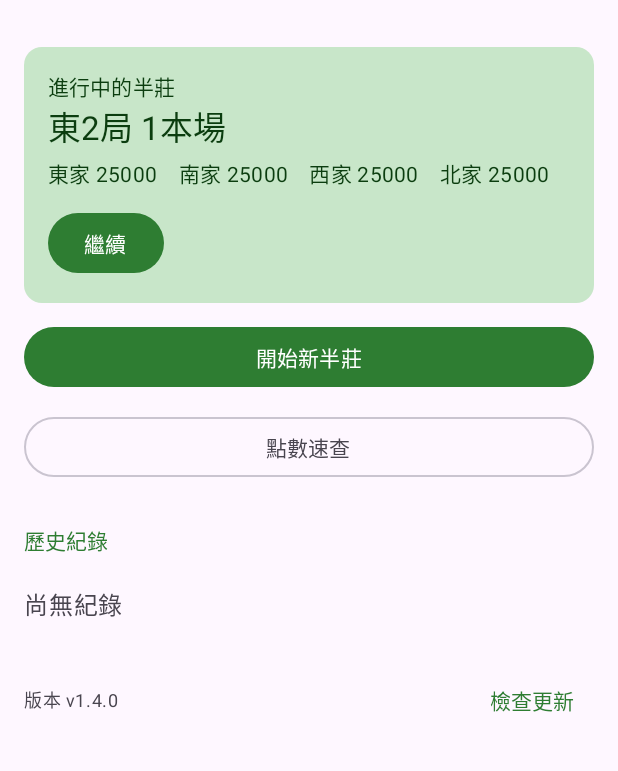
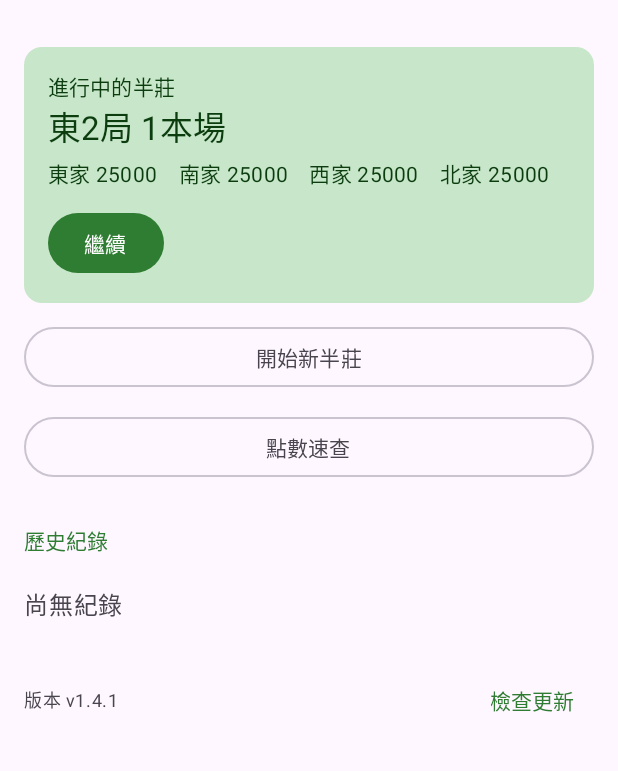
Before and after one commit to agenga0320/JapaneseMajongPointCalculator, an Android app built with Jetpack Compose: the composable HomeScreen shown on its own in the app's theme, on a phone screen of 412 x 824 dp, the part 73-844 px from its top. Run offline under Robolectric (Android 15) with nearby library versions, the phone set to English and light mode, and no system bars.

Commit message:
v1.4.1：介面改善
- 手牌輸入：和了牌下方加「和了牌」標籤，空手牌時提示「最後加入的那張就是和了牌」
- 首頁：有進行中半莊時「開始新半莊」改為次要按鈕；卡片點擊水波紋貼合圓角
- 和了／流局按鈕改為「記錄這一局」，新半莊按鈕改為「開始對局」
- 半莊結束卡片的按鈕間距

Co-Authored-By: Claude Opus 5.5 <noreply@anthropic.com>

```diff
--- a/app/build.gradle.kts
+++ b/app/build.gradle.kts
@@ -21,9 +21,9 @@ android {
         applicationId = "com.mahjong.score"
         minSdk = 26
         targetSdk = 34
-        versionCode = 6
+        versionCode = 7
         // 發布新版時同步更新，並在 GitHub 建立 tag 為 v{versionName} 的 Release
-        versionName = "1.4.0"
+        versionName = "1.4.1"
     }
 
     signingConfigs {
--- a/app/src/main/java/com/mahjong/score/ui/DrawScreen.kt
+++ b/app/src/main/java/com/mahjong/score/ui/DrawScreen.kt
@@ -92,7 +92,7 @@ fun DrawScreen(vm: GameViewModel, onDone: () -> Unit, onBack: () -> Unit) {
                     onDone()
                 },
                 modifier = Modifier.fillMaxWidth().padding(vertical = 24.dp),
-            ) { Text("確定") }
+            ) { Text(tr("記錄這一局", "この局を記録")) }
         }
     }
 }
--- a/app/src/main/java/com/mahjong/score/ui/GameScreen.kt
+++ b/app/src/main/java/com/mahjong/score/ui/GameScreen.kt
@@ -88,7 +88,7 @@ fun GameScreen(
                             ) { Text(tr("保存紀錄", "記録を保存")) }
                             OutlinedButton(
                                 onClick = { vm.undo() },
-                                modifier = Modifier.fillMaxWidth(),
+                                modifier = Modifier.fillMaxWidth().padding(top = 8.dp),
                             ) {
                                 Text(
                                     if (game.manualEnd) tr("取消結束，繼續對局", "終了を取り消して続ける")
--- a/app/src/main/java/com/mahjong/score/ui/HomeScreen.kt
+++ b/app/src/main/java/com/mahjong/score/ui/HomeScreen.kt
@@ -1,6 +1,5 @@
 package com.mahjong.score.ui
 
-import androidx.compose.foundation.clickable
 import androidx.compose.foundation.layout.Arrangement
 import androidx.compose.foundation.layout.Column
 import androidx.compose.foundation.layout.PaddingValues
@@ -63,7 +62,8 @@ fun HomeScreen(
             if (current != null) {
                 item {
                     Card(
-                        Modifier.fillMaxWidth().clickable(onClick = onContinue),
+                        onClick = onContinue,
+                        modifier = Modifier.fillMaxWidth(),
                         colors = CardDefaults.cardColors(containerColor = MaterialTheme.colorScheme.primaryContainer),
                     ) {
                         Column(Modifier.padding(16.dp)) {
@@ -83,10 +83,13 @@ fun HomeScreen(
                 }
             }
             item {
-                Button(
-                    onClick = { if (current != null) confirmNew = true else onNew() },
-                    modifier = Modifier.fillMaxWidth(),
-                ) { Text(tr("開始新半莊", "新しい半荘を始める")) }
+                val label = tr("開始新半莊", "新しい半荘を始める")
+                // 有進行中的半莊時「繼續」才是主要動作，新半莊降為次要
+                if (current != null) {
+                    OutlinedButton(onClick = { confirmNew = true }, modifier = Modifier.fillMaxWidth()) { Text(label) }
+                } else {
+                    Button(onClick = onNew, modifier = Modifier.fillMaxWidth()) { Text(label) }
+                }
             }
             item {
                 OutlinedButton(onClick = onCalc, modifier = Modifier.fillMaxWidth()) { Text(tr("點數速查", "点数早見表")) }
@@ -132,7 +135,7 @@ fun HomeScreen(
 
 @Composable
 private fun HistoryCard(game: Game, onClick: () -> Unit) {
-    Card(Modifier.fillMaxWidth().clickable(onClick = onClick)) {
+    Card(onClick = onClick, modifier = Modifier.fillMaxWidth()) {
         Column(Modifier.padding(12.dp)) {
             Text(
                 "${dateText(game.startedAt)}　${game.records.size}局",
--- a/app/src/main/java/com/mahjong/score/ui/SetupScreen.kt
+++ b/app/src/main/java/com/mahjong/score/ui/SetupScreen.kt
@@ -117,7 +117,7 @@ fun SetupScreen(vm: GameViewModel, onStart: () -> Unit, onBack: () -> Unit) {
                     onStart()
                 },
                 modifier = Modifier.fillMaxWidth().padding(vertical = 24.dp),
-            ) { Text("開始") }
+            ) { Text(tr("開始對局", "対局開始")) }
         }
     }
 }
--- a/app/src/main/java/com/mahjong/score/ui/WinScreen.kt
+++ b/app/src/main/java/com/mahjong/score/ui/WinScreen.kt
@@ -154,7 +154,7 @@ fun WinScreen(vm: GameViewModel, onDone: () -> Unit, onBack: () -> Unit) {
                 },
                 enabled = valid,
                 modifier = Modifier.fillMaxWidth().padding(vertical = 24.dp),
-            ) { Text("確定") }
+            ) { Text(tr("記錄這一局", "この局を記録")) }
         }
     }
 
```
Also changed, not shown: app/src/main/java/com/mahjong/score/ui/HandEntry.kt (+13 -2 lines).
